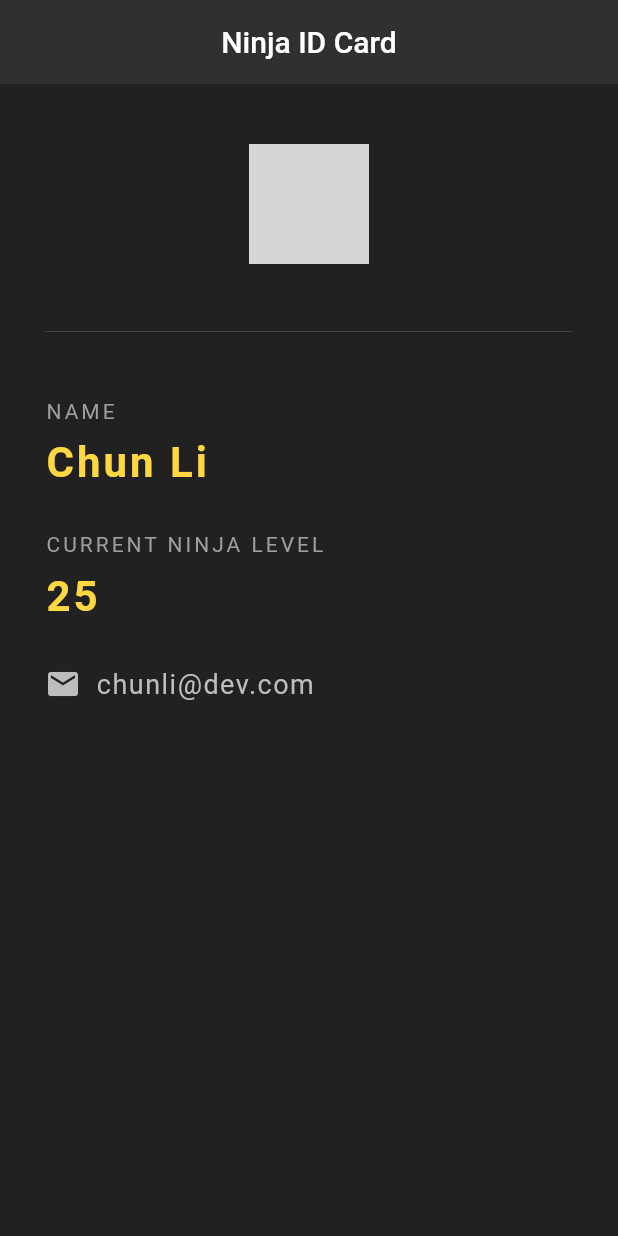
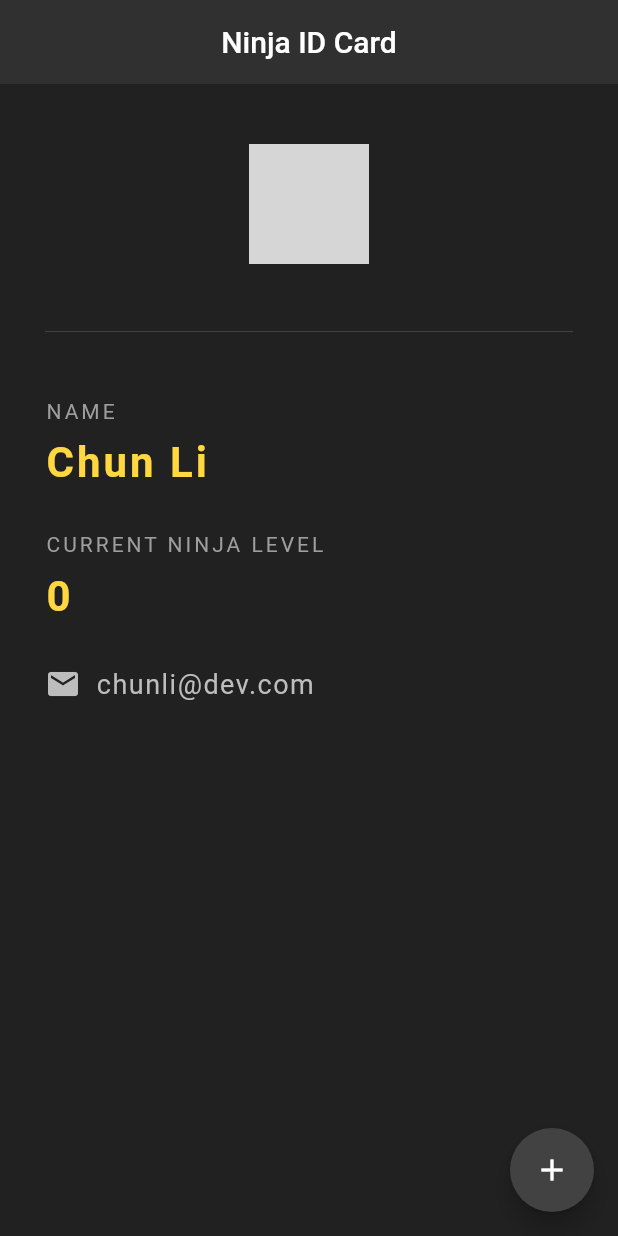
Before and after one commit to luizdebem/flutter-studies, a Flutter app: the screen it shows after launch, on a phone screen of 412 x 824 dp. Run offline on Flutter 3.47's test engine with Material 2 defaults, Android fonts, the phone set to English and light mode, and no system bars; network calls fail; grey boxes are pictures that could not be loaded.

Commit message:
NinjaCard as Stateful Widget

```diff
--- a/lib/main.dart
+++ b/lib/main.dart
@@ -2,7 +2,14 @@ import 'package:flutter/material.dart';
 
 void main() => runApp(MaterialApp(home: NinjaCard()));
 
-class NinjaCard extends StatelessWidget {
+class NinjaCard extends StatefulWidget {
+  @override
+  _NinjaCardState createState() => _NinjaCardState();
+}
+
+class _NinjaCardState extends State<NinjaCard> {
+  int ninjaLevel = 0;
+
   @override
   Widget build(BuildContext context) {
     return Scaffold(
@@ -11,6 +18,15 @@ class NinjaCard extends StatelessWidget {
         centerTitle: true,
         backgroundColor: Colors.grey[850],
         elevation: 0,
+      ),
+      floatingActionButton: FloatingActionButton(
+        child: Icon(Icons.add),
+        backgroundColor: Colors.grey[800],
+        onPressed: () {
+          setState(() {
+            ninjaLevel++;
+          });
+        },
       ),
       backgroundColor: Colors.grey[900],
       body: Padding(
@@ -42,7 +58,7 @@ class NinjaCard extends StatelessWidget {
             Text('CURRENT NINJA LEVEL',
                 style: TextStyle(color: Colors.grey, letterSpacing: 2)),
             SizedBox(height: 10),
-            Text('25',
+            Text('$ninjaLevel',
                 style: TextStyle(
                     color: Colors.amberAccent[200],
                     letterSpacing: 2,
```
